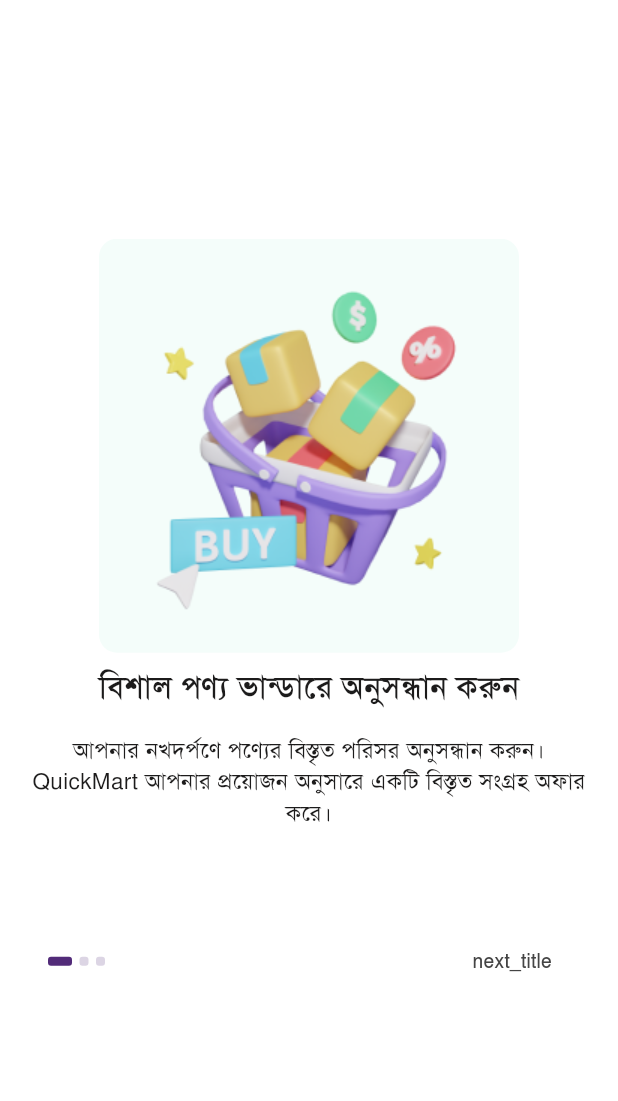
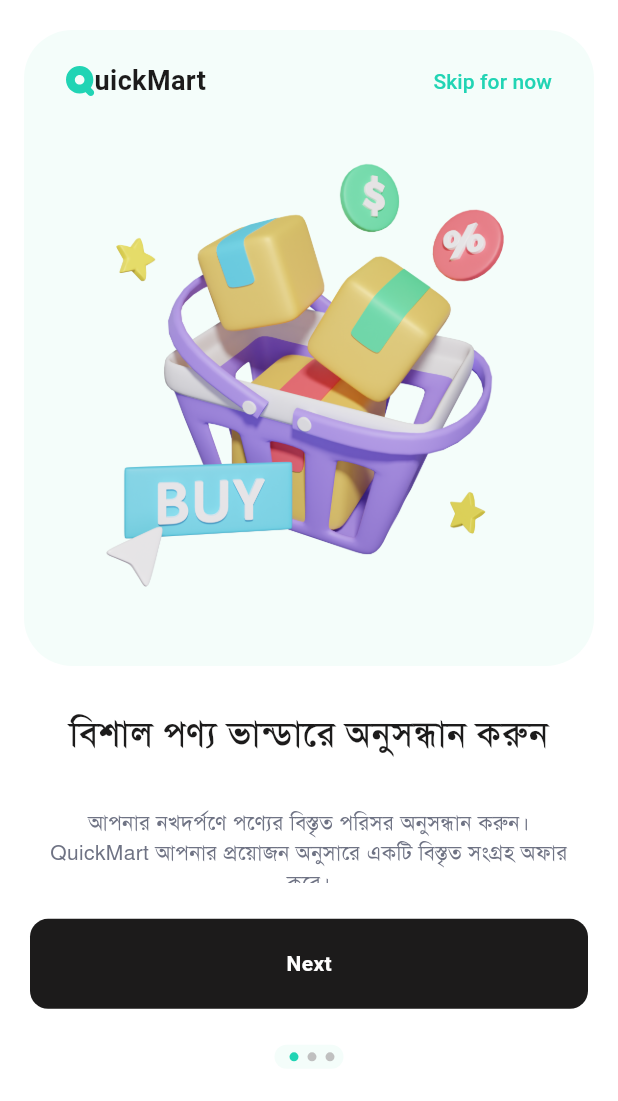
Before and after one commit to Nahin-CDR/QuickMart, a Flutter app: the OnboardView screen opened by its route, on a phone screen of 412 x 824 dp. Shown: the top 1101 px of the screen. Run offline on Flutter 3.47's test engine with Material 3 defaults, Android fonts, the phone set to English and light mode, and no system bars; our stand-ins replace flutter_svg, fluttertoast, get, get_storage, google_fonts; accounts and stored records are empty; Roboto replaces fonts that are missing (ComicNeue, Plus Jakarta Sans).

Commit message:
onboard done

```diff
--- a/lib/app/modules/home/views/home_view.dart
+++ b/lib/app/modules/home/views/home_view.dart
@@ -1,5 +1,6 @@
 import 'package:flutter/material.dart';
 import 'package:get/get.dart';
+import 'package:quick_mart/app/routes/app_pages.dart';
 import '../controllers/home_controller.dart';
 
 
@@ -28,6 +29,12 @@ class HomeView extends GetView<HomeController> {
           mainAxisAlignment: MainAxisAlignment.center,
           crossAxisAlignment: CrossAxisAlignment.stretch,
           children: [
+            ElevatedButton(
+                onPressed: (){
+                  Get.toNamed(Routes.ONBOARD);
+                },
+                child: Text("next")
+            ),
             // Top Section with Message
             Container(
               padding: const EdgeInsets.all(20),
--- a/lib/app/modules/onboard/views/onboard_view.dart
+++ b/lib/app/modules/onboard/views/onboard_view.dart
@@ -17,14 +17,14 @@ class OnboardView extends GetView<OnboardController> {
 
     return SafeArea(
       child: Scaffold(
-        backgroundColor: Colors.white,
+        backgroundColor: controller.themeController.isDarkTheme? ColorManager.primaryBlack : ColorManager.primaryWhite,
         body: Column(
-          mainAxisAlignment: MainAxisAlignment.center,
-          crossAxisAlignment: CrossAxisAlignment.start,
+          mainAxisAlignment: MainAxisAlignment.start,
+          crossAxisAlignment: CrossAxisAlignment.center,
           children: [
 
             SizedBox(
-                height: Get.height / 1.8,
+                height: Get.height / 1.4,
                 child: PageView.builder(
                     scrollDirection: Axis.horizontal,
                     onPageChanged: (value) => controller.onPageChanged(value),
@@ -38,31 +38,14 @@ class OnboardView extends GetView<OnboardController> {
                           image: controller.slides[index].getImage()!,
                           title: controller.slides[index].getTitle()!,
                           description: controller.slides[index].getDescription()!,
+                          themeController: controller.themeController,
                         ),
                       );
                     })
             ),
-            Padding(
-              padding: const EdgeInsets.only(left: 32.0, right: 32, top: 0),
-              child: Row(
-                mainAxisAlignment: MainAxisAlignment.spaceBetween,
-                children: [
-                  Row(
-                    mainAxisAlignment: MainAxisAlignment.start,
-                    children: List.generate(
-                      controller.slides.length,
-                          (index) => Obx(() {
-                        return buildDot(index, context);
-                      }),
-                    ),
-                  ),
-                  TextButton(
-                    child: LocalisedText(
-                      text: 'next_title',
-                      bnStyle: getBoldStyle13(color: ColorManager.inputField444444),
-                      enStyle: getSemiBoldStyleEn14(color: ColorManager.inputField444444),
-                    ),
-                    onPressed: () {
+            // next button
+            InkWell(
+              onTap: () {
                 if (kDebugMode) {
                   print(Get.locale?.languageCode.toString());
                 }
@@ -80,7 +63,63 @@ class OnboardView extends GetView<OnboardController> {
                   }
                 }
               },
-                  )
+              child:  Container(
+                margin: const EdgeInsets.only(top: 24),
+                width: Get.width-40,
+                height: 60,
+                padding: const EdgeInsets.symmetric(horizontal: 10),
+                decoration: ShapeDecoration(
+                  color: controller.themeController.isDarkTheme ?
+                  ColorManager.cyanDeep : ColorManager.blackMain,
+                  shape: RoundedRectangleBorder(
+                    borderRadius: BorderRadius.circular(12),
+                  ),
+                ),
+                child: const Row(
+                  mainAxisSize: MainAxisSize.min,
+                  mainAxisAlignment: MainAxisAlignment.center,
+                  crossAxisAlignment: CrossAxisAlignment.center,
+                  children: [
+                    Text(
+                      'Next',
+                      style: TextStyle(
+                        color: Colors.white,
+                        fontSize: 14,
+                        fontFamily: 'Plus Jakarta Sans',
+                        fontWeight: FontWeight.w600,
+                        height: 0,
+                      ),
+                    ),
+                  ],
+                ),
+              ),
+            ),
+
+            Container(
+              margin: const EdgeInsets.only(top: 24),
+              child: Row(
+                mainAxisAlignment: MainAxisAlignment.center,
+                children: [
+                  Container(
+                    alignment:Alignment.center,
+                    padding: const EdgeInsets.only(left: 10,top: 5, bottom: 5),
+                    decoration: ShapeDecoration(
+                      color:controller.themeController.isDarkTheme ? ColorManager.cyan50 :ColorManager.cyanLight,
+                      shape: RoundedRectangleBorder(
+                        borderRadius: BorderRadius.circular(12),
+                      ),
+                    ),
+                    child: Row(
+                      mainAxisAlignment: MainAxisAlignment.center,
+                      children: List.generate(
+                        controller.slides.length,
+                            (index) => Obx(() {
+                          return buildDot(index, context);
+                        }),
+                      ),
+                    ),
+                  ),
+
                 ],
               ),
             ),
@@ -94,12 +133,12 @@ class OnboardView extends GetView<OnboardController> {
     // Another Container returned
     return Container(
       height: 6,
-      width: controller.currentIndex.value == index ? 16 : 6,
-      margin: const EdgeInsets.only(right: 5),
+      width: controller.currentIndex.value == index ? 6 : 6,
+      margin: const EdgeInsets.only(right: 6),
       decoration: BoxDecoration(
-        borderRadius: BorderRadius.circular(2),
+        borderRadius: BorderRadius.circular(6),
         color: controller.currentIndex.value == index ?
-        ColorManager.primaryPurple522B79 : ColorManager.primaryPurpleDCD5E4,
+        ColorManager.cyanDeep : ColorManager.dotGrey,
       ),
     );
   }
--- a/lib/app/modules/splash/controllers/splash_controller.dart
+++ b/lib/app/modules/splash/controllers/splash_controller.dart
@@ -23,7 +23,7 @@ class SplashController extends GetxController {
       } else {
         timer.cancel();
         Get.offAllNamed(
-          Routes.ONBOARD
+          Routes.HOME
         );
       }
     });
--- a/lib/app/resources/styles/bangla_style_manager.dart
+++ b/lib/app/resources/styles/bangla_style_manager.dart
@@ -74,13 +74,13 @@ TextStyle getRegularStyle14(
 }
 
 // regular style15
-TextStyle getRegularStyle15(
-    {double fontSize = FontSize.s15, required Color color}) {
+TextStyle getRegularStyle15({double fontSize = FontSize.s15, required Color color}) {
   return _getTextStyle(
       fontSize: fontSize,
       fontFamily: FontManager.fontFamily,
       fontWeight: FontWeightManager.regular,
-      color: color);
+      color: color
+  );
 }
 
 // bold text style12
--- a/lib/app/resources/styles/color_manager.dart
+++ b/lib/app/resources/styles/color_manager.dart
@@ -57,7 +57,10 @@ class ColorManager{
   static Color greyDFE0E6 = HexColor.fromHex("#dfe0e6");
 
   static Color cyan50 = HexColor.fromHex("#212322"); // slider box color in dark mode
+  static Color dotGrey = HexColor.fromHex("#C0C0C0"); // slider box color
   static Color cyanLight = HexColor.fromHex("#F4FDFA"); // slider box color
   static Color cyanDeep = HexColor.fromHex("#21d4b4"); // skip color
   static Color blackMain = HexColor.fromHex("#1C1B1B"); // skip color
+  static Color lightGrey = HexColor.fromHex("#6F7384"); // skip color Color(C0C0C0)
+
 }
--- a/lib/app/resources/styles/english_style_manager.dart
+++ b/lib/app/resources/styles/english_style_manager.dart
@@ -243,6 +243,14 @@ TextStyle getSemiBoldStyleEn22({double fontSize = FontSize.s22, required Color c
   );
 }
 
+TextStyle getSemiBoldStyleEn24({double fontSize = FontSize.s22, required Color color}) {
+  return getEnglishTextStyle(
+      fontSize: fontSize,
+      fontWeight: FontWeightManager.semiBold,
+      color: color
+  );
+}
+
 /// bold text style
 
 TextStyle getBoldStyleEn({double fontSize = FontSize.s12, required Color color}) {
--- a/lib/app/resources/styles/font_manager.dart
+++ b/lib/app/resources/styles/font_manager.dart
@@ -28,4 +28,6 @@ class FontSize {
   static const double s20 = 20.0;
   static const double s21 = 21.0;
   static const double s22 = 22.0;
+  static const double s23 = 23.0;
+  static const double s24 = 24.0;
 }
--- a/lib/app/resources/widgets/localised_text.dart
+++ b/lib/app/resources/widgets/localised_text.dart
@@ -41,7 +41,8 @@ class LocalisedText extends StatelessWidget {
       );
     }else{
       return Text(
-        text.tr,textAlign: textAlignment ?? TextAlign.start,
+        text.tr,
+        textAlign: textAlignment ?? TextAlign.start,
         style: Get.locale?.languageCode.toString() == 'en'? enStyle: bnStyle,
       );
     }
--- /dev/null
+++ b/lib/app/resources/widgets/quick_mart_logo.dart
@@ -0,0 +1,49 @@
+import 'package:flutter/material.dart';
+import 'package:flutter_svg/svg.dart';
+import 'package:get/get.dart';
+import '../../../core/theme/theme_controller.dart';
+import '../constants/asset_constants.dart';
+import '../styles/color_manager.dart';
+
+
+Widget quickMartLogo({required ThemeController themeController,required double height}){
+  return  SizedBox(
+    height: height,
+    child: Column(
+      mainAxisAlignment: MainAxisAlignment.end,
+      children: [
+        Row(
+          mainAxisAlignment: MainAxisAlignment.center,
+          children: [
+            SvgPicture.asset(AssetConstants.logo),
+            SizedBox(
+              height: 78,
+              child: Column(
+                mainAxisAlignment: MainAxisAlignment.end,
+                crossAxisAlignment: CrossAxisAlignment.start,
+                children: [
+                  Text("uickMart",
+                      style: TextStyle(
+                          fontWeight: FontWeight.w700,
+                          color: themeController.isDarkTheme? ColorManager.primaryWhite: ColorManager.blackMain,
+                          height: 0.9, // Reduce this to bring texts closer=
+                          fontSize: 55)
+                  ),
+                  Text(
+                      "Asia’s No 1 Ecommerce App",
+                      style: TextStyle(
+                          fontSize: 14,
+                          fontWeight: FontWeight.w600,
+                          color: themeController.isDarkTheme? ColorManager.primaryWhite:ColorManager.blackMain,
+                          height: 0.9
+                      )
+                  )
+                ],
+              ),
+            ),
+          ],
+        ),
+      ],
+    ),
+  );
+}
--- a/lib/app/resources/widgets/slider.dart
+++ b/lib/app/resources/widgets/slider.dart
@@ -1,6 +1,14 @@
 // ignore_for_file: must_be_immutable
 
 import 'package:flutter/material.dart';
+import 'package:flutter_svg/svg.dart';
+import 'package:get/get.dart';
+import 'package:get/get_common/get_reset.dart';
+import 'package:get/get_core/src/get_main.dart';
+import 'package:quick_mart/app/resources/styles/font_manager.dart';
+import 'package:quick_mart/app/resources/widgets/quick_mart_logo.dart';
+import 'package:quick_mart/core/theme/theme_controller.dart';
+import '../constants/asset_constants.dart';
 import '../styles/bangla_style_manager.dart';
 import '../styles/color_manager.dart';
 import '../styles/english_style_manager.dart';
@@ -8,51 +16,58 @@ import 'localised_text.dart';
 
 class SliderWidget extends StatelessWidget {
   String image, title, description;
-
+  ThemeController themeController;
   //Constructor created
-  SliderWidget({super.key, required this.image, required this.title, required this.description});
+  SliderWidget({super.key,
+    required this.image,
+    required this.title,
+    required this.description,
+    required this.themeController
+  });
 
   @override
   Widget build(BuildContext context) {
     return Column(
-      mainAxisAlignment: MainAxisAlignment.start,
+      mainAxisAlignment: MainAxisAlignment.center,
       crossAxisAlignment: CrossAxisAlignment.center,
       children: [
-
+        OnboardingImage(image: image, theme:themeController),
         Container(
-          decoration: BoxDecoration(
-            borderRadius: BorderRadius.circular(12),
-            color: ColorManager.cyanLight,
+          alignment: Alignment.center,
+          padding: const EdgeInsets.symmetric(horizontal: 16.0,vertical: 8),
+          child: LocalisedText(
+            textAlignment: TextAlign.center,
+            text: title,
+            bnStyle: getBoldStyle21(
+                fontSize: FontSize.s24,
+                color: themeController.isDarkTheme ?
+                ColorManager.primaryWhite :
+                ColorManager.blackMain
             ),
-          child: Padding(
-            padding: const EdgeInsets.symmetric(vertical: 18, horizontal: 20),
-            child: Image(
-              image: AssetImage(image),
-              fit: BoxFit.fill,
+            enStyle: getSemiBoldStyleEn24(
+                fontSize: FontSize.s24,
+                color: themeController.isDarkTheme ?
+                ColorManager.primaryWhite :
+                ColorManager.blackMain
             ),
           ),
-
         ),
-
-
-
-
-        Padding(
-          padding: const EdgeInsets.symmetric(horizontal: 16.0,vertical: 8),
+        Container(
+          margin: const EdgeInsets.symmetric(horizontal:24),
+          padding: const EdgeInsets.only(top: 24),
           child: LocalisedText(
-            text: title.toString(),
-            bnStyle: getBoldStyle21(color: ColorManager.blackMain),
-            enStyle: getSemiBoldStyleEn22(color: ColorManager.primaryPurple522B79),
+            text: description.tr,
+            textAlignment: TextAlign.center,
+            bnStyle: getRegularStyle14(
+                fontSize: FontSize.s14,
+                color: themeController.isDarkTheme ?
+                ColorManager.primaryWhite : ColorManager.lightGrey
             ),
+            enStyle: getRegularStyleEn14(
+                fontSize: FontSize.s14,
+                color: themeController.isDarkTheme ?
+                ColorManager.primaryWhite: ColorManager.lightGrey
             ),
-
-        Padding(
-          padding: const EdgeInsets.symmetric(horizontal: 16.0,vertical: 8),
-          child: LocalisedText(
-            text: description.toString(),
-            textAlignment: TextAlign.center,
-            bnStyle: getRegularStyle15(color: ColorManager.blackMain),
-            enStyle: getRegularStyleEn16(color: ColorManager.primaryPurple522B79),
           ),
         ),
       ],
@@ -60,60 +75,56 @@ class SliderWidget extends StatelessWidget {
   }
 }
 class OnboardingImage extends StatelessWidget {
+  final String image;
+  ThemeController theme;
+  OnboardingImage({super.key, required this.image,required this.theme});
+
   @override
   Widget build(BuildContext context) {
-    return Column(
-      children: [
-        Container(
-          width: 328,
-          height: 408,
-          padding: const EdgeInsets.symmetric(horizontal: 18, vertical: 20),
+    return  Container(
+      //height: Get.height/2.1,
+      margin: const EdgeInsets.symmetric(horizontal: 16.0,vertical:20),
+      padding: const EdgeInsets.symmetric(horizontal: 10, vertical: 20),
       clipBehavior: Clip.antiAlias,
       decoration: ShapeDecoration(
-            color: const Color(0xFFF4FCFA),
+        color: theme.isDarkTheme? ColorManager.cyan50 : ColorManager.cyanLight,
         shape: RoundedRectangleBorder(
           borderRadius: BorderRadius.circular(32),
         ),
       ),
-          child: Row(
-            mainAxisSize: MainAxisSize.min,
+      child:  Column(
+        mainAxisAlignment: MainAxisAlignment.start,
+        crossAxisAlignment: CrossAxisAlignment.center,
+        children: [
+          Row(
+            //mainAxisSize: MainAxisSize.min,
+            mainAxisAlignment: MainAxisAlignment.spaceBetween,
+            crossAxisAlignment: CrossAxisAlignment.center,
+            children: [
+              Container(
+                padding: const EdgeInsets.only(left: 18),
+                child: Column(
+                  mainAxisAlignment: MainAxisAlignment.start,
+                  children: [
+                    Row(
+                      mainAxisAlignment: MainAxisAlignment.spaceBetween,
+                      children: [
+                        SvgPicture.asset(AssetConstants.logo,height: 20),
+                        SizedBox(
+                          height: 28,
+                          child: Column(
                             mainAxisAlignment: MainAxisAlignment.center,
                             crossAxisAlignment: CrossAxisAlignment.start,
                             children: [
-              Column(
-                mainAxisSize: MainAxisSize.min,
-                mainAxisAlignment: MainAxisAlignment.start,
-                crossAxisAlignment: CrossAxisAlignment.center,
-                children: [
-                  const Row(
-                    mainAxisSize: MainAxisSize.min,
-                    mainAxisAlignment: MainAxisAlignment.start,
-                    crossAxisAlignment: CrossAxisAlignment.center,
-                    children: [
-                      SizedBox(width: 104, height: 32, child: Stack()),
-                      SizedBox(width: 104),
-                      Text(
-                        'Skip for now',
+                              Text("uickMart",
                                   style: TextStyle(
-                          color: Color(0xFF21D4B4),
-                          fontSize: 14,
-                          fontFamily: 'Plus Jakarta Sans',
-                          fontWeight: FontWeight.w500,
-                          height: 0.11,
-                          letterSpacing: 0.07,
-                        ),
+                                      fontWeight: FontWeight.w700,
+                                      color: theme.isDarkTheme? ColorManager.primaryWhite: ColorManager.blackMain,
+                                      height: 0.9, // Reduce this to bring texts closer=
+                                      fontSize: 18
+                                  )
                               ),
                             ],
-                  ),
-                  const SizedBox(height: 46),
-                  Container(
-                    width: 240,
-                    height: 240,
-                    decoration: const BoxDecoration(
-                      image: DecorationImage(
-                        image: NetworkImage("https://via.placeholder.com/240x240"),
-                        fit: BoxFit.fill,
-                      ),
                           ),
                         ),
                       ],
@@ -121,7 +132,33 @@ class OnboardingImage extends StatelessWidget {
                   ],
                 ),
               ),
+
+              Container(
+                padding: const EdgeInsets.only(right: 18),
+                child: Text(
+                  'Skip for now',
+                  style: TextStyle(
+                    color: ColorManager.cyanDeep,
+                    fontSize: 14,
+                    fontFamily: 'Plus Jakarta Sans',
+                    fontWeight: FontWeight.w500,
+                    height: 0.11,
+                    letterSpacing: 0.07,
+                  ),
+                ),)
+
             ],
+          ),
+          //const SizedBox(height: 46),
+          Padding(
+            padding: const EdgeInsets.symmetric(vertical: 18, horizontal: 20),
+            child: Image(
+              image: AssetImage(image),
+              fit: BoxFit.fill,
+            ),
+          ),
+        ],
+      ),
     );
   }
 }
--- a/lib/core/theme/custom_theme.dart
+++ b/lib/core/theme/custom_theme.dart
@@ -1,5 +1,6 @@
 import 'package:flutter/material.dart';
 import 'package:flutter/services.dart';
+import 'package:quick_mart/app/resources/styles/color_manager.dart';
 
 class CustomTheme {
   static const lightThemeFont = "ComicNeue", darkThemeFont = "Poppins";
@@ -40,6 +41,9 @@ class CustomTheme {
     brightness: Brightness.dark,
     scaffoldBackgroundColor: black,
     useMaterial3: true,
+    // colorScheme: ColorScheme.highContrastLight(
+    //   primary: ColorManager.primaryWhite
+    // ),
     fontFamily: darkThemeFont,
     switchTheme: SwitchThemeData(
       trackColor:
```
Also changed, not shown: assets/images/slider1.png, assets/images/slider2.png, assets/images/slider3.png. Lines whose indentation alone changed are shown as unchanged.
